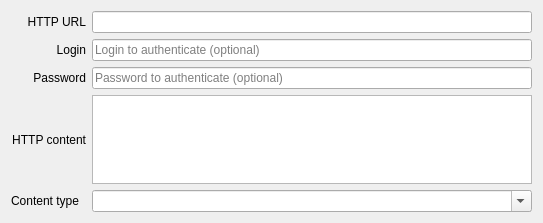
Old version of the form client/nx_client_desktop/src/ui/widgets/business/exec_http_request_action_widget.ui in the repository networkoptix/nx_open.
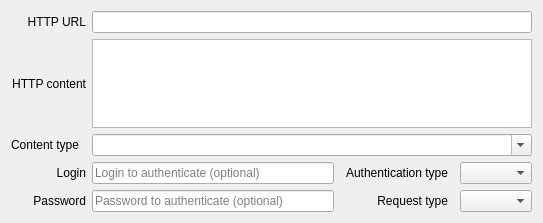
New version of the form.

Commit message:
vms-7701: http as an action
in progress...

<==== Mercurial data ====>
Branch: vms_3.1_7701_http_as_an_action

Patch:
```diff
--- a/client/nx_client_desktop/src/ui/widgets/business/exec_http_request_action_widget.ui
+++ b/client/nx_client_desktop/src/ui/widgets/business/exec_http_request_action_widget.ui
@@ -14,39 +14,6 @@
    <string/>
   </property>
   <layout class="QGridLayout" name="gridLayout">
-   <item row="2" column="2">
-    <widget class="QLineEdit" name="passwordLineEdit">
-     <property name="inputMask">
-      <string/>
-     </property>
-     <property name="echoMode">
-      <enum>QLineEdit::Password</enum>
-     </property>
-     <property name="placeholderText">
-      <string>Password to authenticate (optional)</string>
-     </property>
-    </widget>
-   </item>
-   <item row="1" column="2">
-    <widget class="QLineEdit" name="loginLineEdit">
-     <property name="placeholderText">
-      <string>Login to authenticate (optional)</string>
-     </property>
-    </widget>
-   </item>
-   <item row="3" column="0">
-    <widget class="QLabel" name="contentLabel">
-     <property name="text">
-      <string>HTTP content</string>
-     </property>
-     <property name="alignment">
-      <set>Qt::AlignRight|Qt::AlignTrailing|Qt::AlignVCenter</set>
-     </property>
-    </widget>
-   </item>
-   <item row="0" column="2">
-    <widget class="QLineEdit" name="httpUrlLineEdit"/>
-   </item>
    <item row="0" column="0">
     <widget class="QLabel" name="httpUrlLabel">
      <property name="text">
@@ -57,17 +24,20 @@
      </property>
     </widget>
    </item>
+   <item row="0" column="2" colspan="5">
+    <widget class="QLineEdit" name="httpUrlLineEdit"/>
+   </item>
    <item row="1" column="0">
-    <widget class="QLabel" name="labelLogin">
+    <widget class="QLabel" name="contentLabel">
      <property name="text">
-      <string>Login</string>
+      <string>HTTP content</string>
      </property>
      <property name="alignment">
       <set>Qt::AlignRight|Qt::AlignTrailing|Qt::AlignVCenter</set>
      </property>
     </widget>
    </item>
-   <item row="3" column="2">
+   <item row="1" column="2" colspan="5">
     <widget class="QPlainTextEdit" name="contentTextEdit">
      <property name="maximumSize">
       <size>
@@ -77,7 +47,7 @@
      </property>
     </widget>
    </item>
-   <item row="4" column="0">
+   <item row="2" column="0">
     <widget class="QLabel" name="contentTypeLabel">
      <property name="maximumSize">
       <size>
@@ -93,15 +63,45 @@
      </property>
     </widget>
    </item>
-   <item row="4" column="2">
-    <widget class="QComboBox" name="comboBoxContentType">
+   <item row="2" column="2" colspan="5">
+    <widget class="QComboBox" name="contentTypeComboBox">
      <property name="editable">
       <bool>true</bool>
      </property>
     </widget>
    </item>
-   <item row="2" column="0">
-    <widget class="QLabel" name="labelPassword">
+   <item row="3" column="0">
+    <widget class="QLabel" name="loginLabel">
+     <property name="text">
+      <string>Login</string>
+     </property>
+     <property name="alignment">
+      <set>Qt::AlignRight|Qt::AlignTrailing|Qt::AlignVCenter</set>
+     </property>
+    </widget>
+   </item>
+   <item row="3" column="2">
+    <widget class="QLineEdit" name="loginLineEdit">
+     <property name="placeholderText">
+      <string>Login to authenticate (optional)</string>
+     </property>
+    </widget>
+   </item>
+   <item row="3" column="4">
+    <widget class="QLabel" name="authTypeLabel">
+     <property name="text">
+      <string>Authentication type</string>
+     </property>
+     <property name="alignment">
+      <set>Qt::AlignRight|Qt::AlignTrailing|Qt::AlignVCenter</set>
+     </property>
+    </widget>
+   </item>
+   <item row="3" column="6">
+    <widget class="QComboBox" name="authTypeComboBox"/>
+   </item>
+   <item row="4" column="0">
+    <widget class="QLabel" name="passwordLabel">
      <property name="text">
       <string>Password</string>
      </property>
@@ -110,6 +110,32 @@
      </property>
     </widget>
    </item>
+   <item row="4" column="2">
+    <widget class="QLineEdit" name="passwordLineEdit">
+     <property name="inputMask">
+      <string/>
+     </property>
+     <property name="echoMode">
+      <enum>QLineEdit::Password</enum>
+     </property>
+     <property name="placeholderText">
+      <string>Password to authenticate (optional)</string>
+     </property>
+    </widget>
+   </item>
+   <item row="4" column="4">
+    <widget class="QLabel" name="requestTypeLabel">
+     <property name="text">
+      <string>Request type</string>
+     </property>
+     <property name="alignment">
+      <set>Qt::AlignRight|Qt::AlignTrailing|Qt::AlignVCenter</set>
+     </property>
+    </widget>
+   </item>
+   <item row="4" column="6">
+    <widget class="QComboBox" name="requestTypeComboBox"/>
+   </item>
   </layout>
  </widget>
  <resources/>
```
The commit also changes 9 other files.
